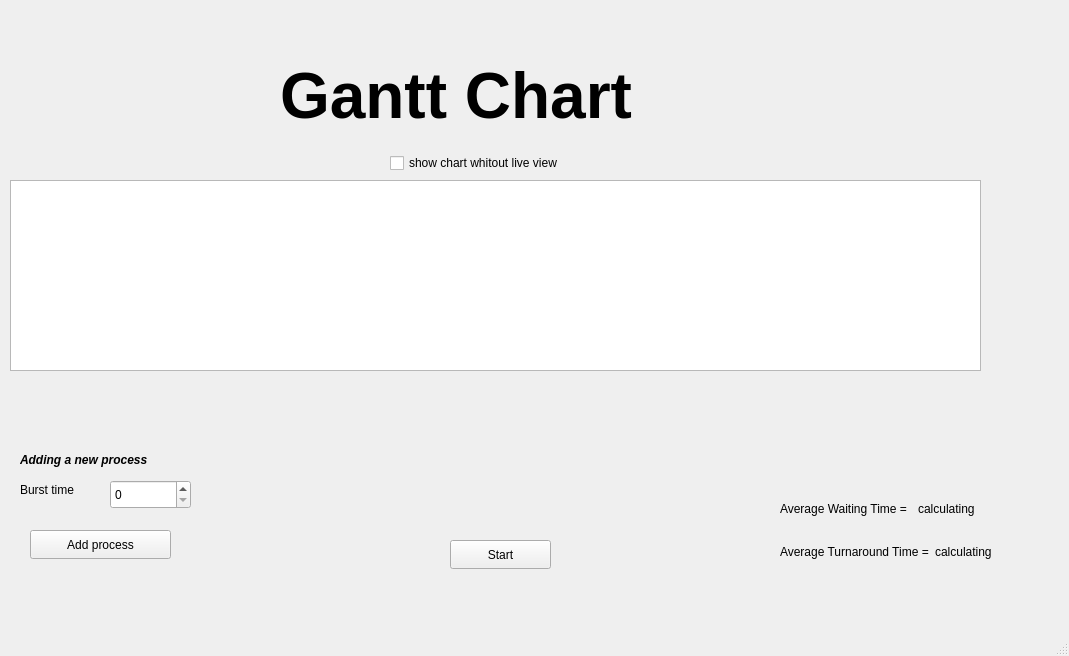
Above: GUI/mainwindow.ui from michealshohda/CPU-Schedulers before the change. Below: the same form after it.
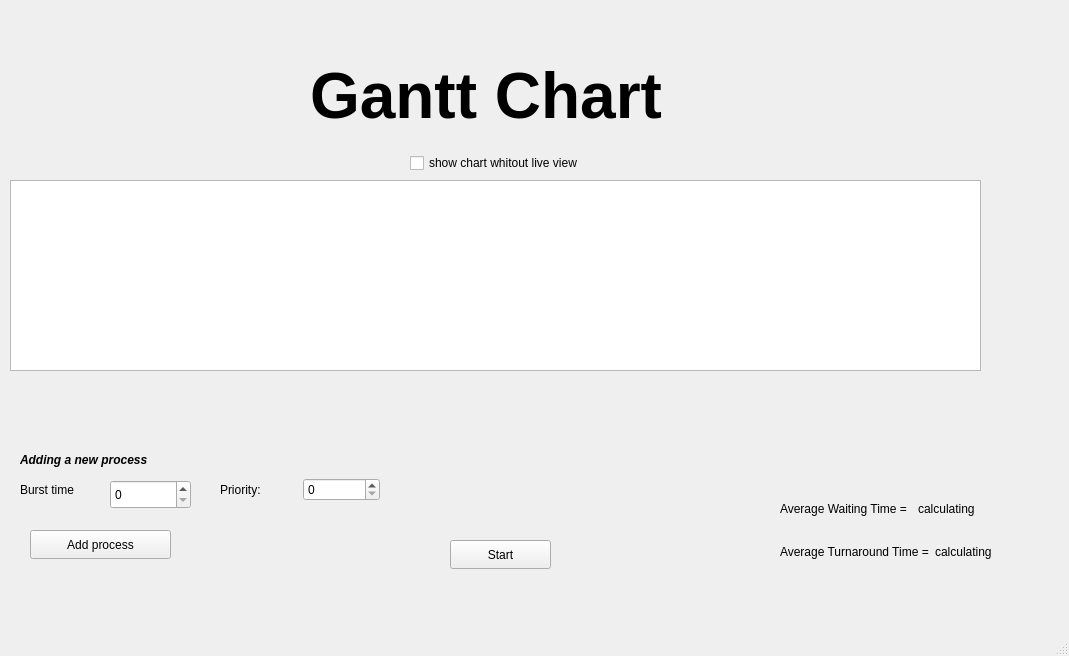
That is the form after the change.

```diff
--- a/GUI/mainwindow.ui
+++ b/GUI/mainwindow.ui
@@ -63,7 +63,7 @@
    <widget class="QLabel" name="label">
     <property name="geometry">
      <rect>
-      <x>280</x>
+      <x>310</x>
       <y>40</y>
       <width>461</width>
       <height>111</height>
@@ -114,7 +114,7 @@
    <widget class="QCheckBox" name="noLiveCheckBox">
     <property name="geometry">
      <rect>
-      <x>390</x>
+      <x>410</x>
       <y>150</y>
       <width>221</width>
       <height>26</height>
@@ -172,6 +172,28 @@
      </item>
     </layout>
    </widget>
+   <widget class="QWidget" name="horizontalLayoutWidget">
+    <property name="geometry">
+     <rect>
+      <x>220</x>
+      <y>450</y>
+      <width>160</width>
+      <height>80</height>
+     </rect>
+    </property>
+    <layout class="QHBoxLayout" name="horizontalLayout_3">
+     <item>
+      <widget class="QLabel" name="priorityLable">
+       <property name="text">
+        <string>Priority:</string>
+       </property>
+      </widget>
+     </item>
+     <item>
+      <widget class="QSpinBox" name="prioritySpinBox"/>
+     </item>
+    </layout>
+   </widget>
   </widget>
   <widget class="QMenuBar" name="menubar">
    <property name="geometry">
```
